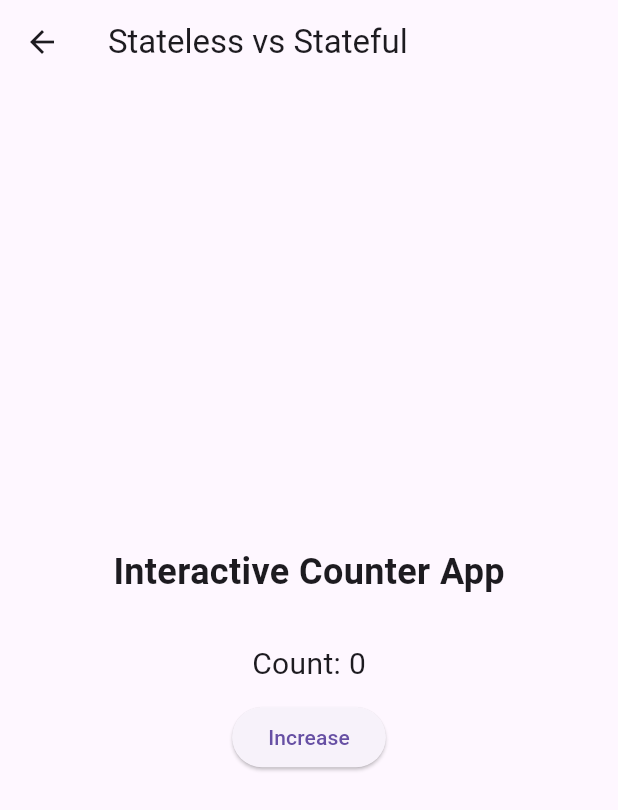
After one commit to kalviumcommunity/S60-Jan2026-Innovators-Flutter-Blog, a Flutter app: the screen it shows after launch, after a tap on "Open Stateless vs Stateful Demo", on a phone screen of 412 x 824 dp. The commit adds this screen. Shown: the top 810 px of the screen. Run offline on Flutter 3.47's test engine with Material 3 defaults, Android fonts, the phone set to English and light mode, and no system bars; our stand-ins replace cloud_firestore, firebase_auth, firebase_core; accounts and stored records are empty.

Commit message:
implemented demo showing stateless and stateful widgets

```diff
--- a/blogapp/lib/screens/login_screen.dart
+++ b/blogapp/lib/screens/login_screen.dart
@@ -2,6 +2,7 @@ import 'package:flutter/material.dart';
 import '../services/auth_service.dart';
 import 'signup_screen.dart';
 import 'dashboard_screen.dart';
+import 'stateless_stateful_demo.dart';
 
 class LoginScreen extends StatelessWidget {
   LoginScreen({super.key});
@@ -52,6 +53,17 @@ class LoginScreen extends StatelessWidget {
               },
               child: const Text("Create Account"),
             ),
+            ElevatedButton(
+              onPressed: () {
+                Navigator.push(
+                  context,
+                  MaterialPageRoute(
+                    builder: (context) => const StatelessStatefulDemo(),
+                  ),
+                );
+              },
+              child: const Text('Open Stateless vs Stateful Demo'),
+            ),
           ],
         ),
       ),
--- /dev/null
+++ b/blogapp/lib/screens/stateless_stateful_demo.dart
@@ -0,0 +1,68 @@
+import 'package:flutter/material.dart';
+
+/// ---------- Stateless Widget ----------
+class DemoHeader extends StatelessWidget {
+  const DemoHeader({super.key});
+
+  @override
+  Widget build(BuildContext context) {
+    return const Text(
+      'Interactive Counter App',
+      style: TextStyle(fontSize: 24, fontWeight: FontWeight.bold),
+    );
+  }
+}
+
+/// ---------- Stateful Widget ----------
+class CounterSection extends StatefulWidget {
+  const CounterSection({super.key});
+
+  @override
+  State<CounterSection> createState() => _CounterSectionState();
+}
+
+class _CounterSectionState extends State<CounterSection> {
+  int count = 0;
+
+  void incrementCounter() {
+    setState(() {
+      count++;
+    });
+  }
+
+  @override
+  Widget build(BuildContext context) {
+    return Column(
+      children: [
+        Text('Count: $count', style: const TextStyle(fontSize: 20)),
+        const SizedBox(height: 10),
+        ElevatedButton(
+          onPressed: incrementCounter,
+          child: const Text('Increase'),
+        ),
+      ],
+    );
+  }
+}
+
+/// ---------- Main Screen ----------
+class StatelessStatefulDemo extends StatelessWidget {
+  const StatelessStatefulDemo({super.key});
+
+  @override
+  Widget build(BuildContext context) {
+    return Scaffold(
+      appBar: AppBar(title: const Text('Stateless vs Stateful')),
+      body: Center(
+        child: Column(
+          mainAxisAlignment: MainAxisAlignment.center,
+          children: const [
+            DemoHeader(), // Stateless
+            SizedBox(height: 30),
+            CounterSection(), // Stateful
+          ],
+        ),
+      ),
+    );
+  }
+}
```
Also changed, not shown: blogapp/CounterAfter_click.png (added), blogapp/CounterInitial_ui.png (added), 1 other file.
